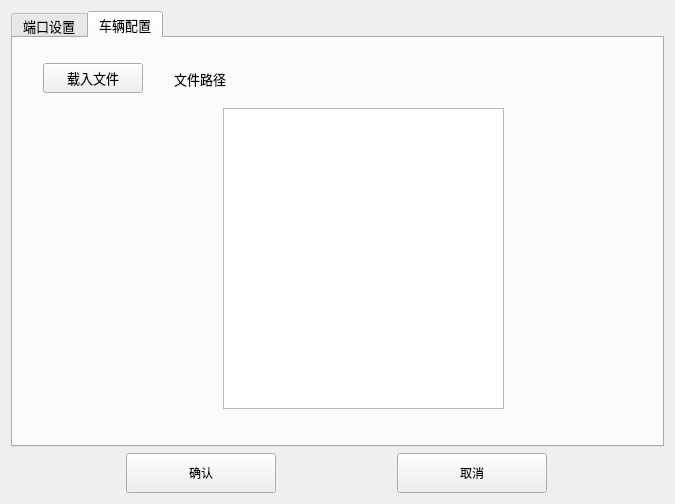
Old version of the form SimpleActionPlayer/settingdialog.ui in the repository SimonLeeCHN/RailTranser-Studio.
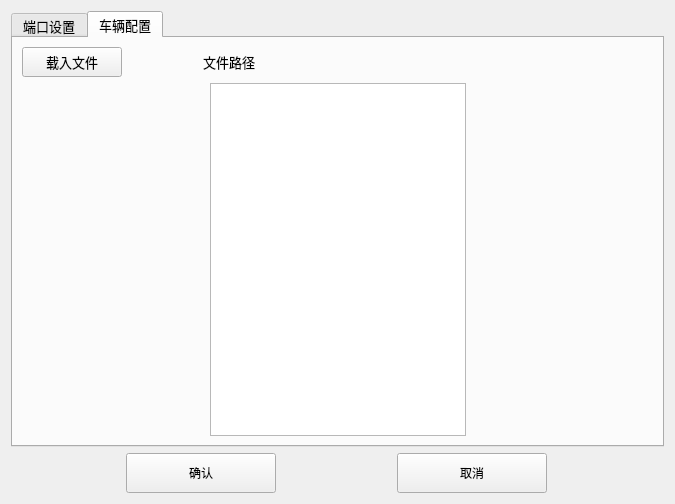
New version of the form. The open tabs and pages were chosen to show the change. Icons and pictures are not drawn.

Commit message: 分离出mainwindows中的apd读取，添加apdfilemanager，专门用于对apd文件的读写进行管理。在toolbar最左端添加一 widget用于调整排版。settingdialog完成车辆启、停用的图形化配置读取和写入。

```diff
--- a/SimpleActionPlayer/settingdialog.ui
+++ b/SimpleActionPlayer/settingdialog.ui
@@ -1293,15 +1293,8 @@
       <attribute name="title">
        <string>车辆配置</string>
       </attribute>
-      <widget class="QWidget" name="layoutWidget">
-       <property name="geometry">
-        <rect>
-         <x>30</x>
-         <y>20</y>
-         <width>581</width>
-         <height>41</height>
-        </rect>
-       </property>
+      <layout class="QVBoxLayout" name="verticalLayout_3">
+       <item>
        <layout class="QHBoxLayout" name="horizontalLayout">
         <item>
          <widget class="QPushButton" name="BTN_LoadApdFile">
@@ -1314,7 +1307,7 @@
           <property name="minimumSize">
            <size>
             <width>100</width>
-            <height>0</height>
+             <height>30</height>
            </size>
           </property>
           <property name="maximumSize">
@@ -1355,16 +1348,24 @@
          </widget>
         </item>
        </layout>
-      </widget>
+       </item>
+       <item>
+        <layout class="QHBoxLayout" name="horizontalLayout_5">
+         <item>
+          <spacer name="horizontalSpacer_6">
+           <property name="orientation">
+            <enum>Qt::Horizontal</enum>
+           </property>
+           <property name="sizeHint" stdset="0">
+            <size>
+             <width>40</width>
+             <height>20</height>
+            </size>
+           </property>
+          </spacer>
+         </item>
+         <item>
       <widget class="QTableView" name="TV_CarrierConfig">
-       <property name="geometry">
-        <rect>
-         <x>210</x>
-         <y>70</y>
-         <width>281</width>
-         <height>301</height>
-        </rect>
-       </property>
        <property name="font">
         <font>
          <pointsize>14</pointsize>
@@ -1374,6 +1375,23 @@
         <set>QAbstractItemView::DoubleClicked</set>
        </property>
       </widget>
+         </item>
+         <item>
+          <spacer name="horizontalSpacer_7">
+           <property name="orientation">
+            <enum>Qt::Horizontal</enum>
+           </property>
+           <property name="sizeHint" stdset="0">
+            <size>
+             <width>40</width>
+             <height>20</height>
+            </size>
+           </property>
+          </spacer>
+         </item>
+        </layout>
+       </item>
+      </layout>
      </widget>
     </widget>
    </item>
```
Left out of the diff: 2 changed lines with no effect on the pictures. Lines whose indentation alone changed are shown as unchanged. The commit also changes 9 other files.
